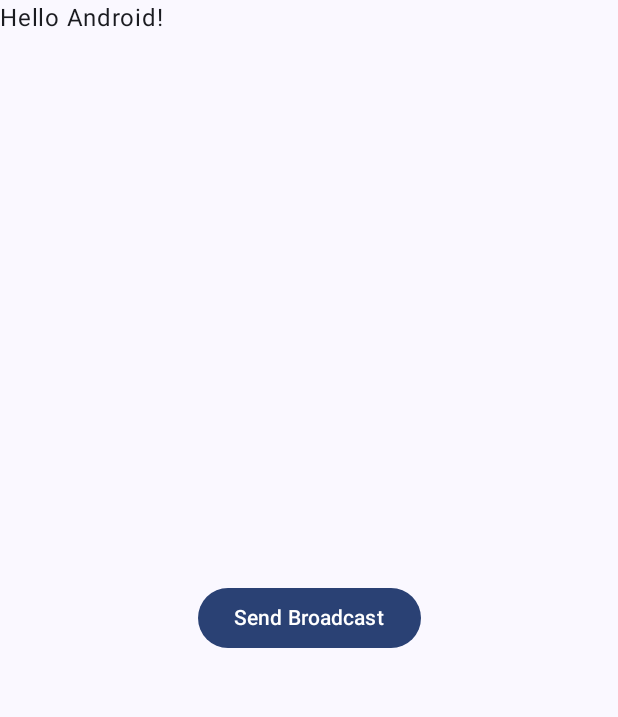
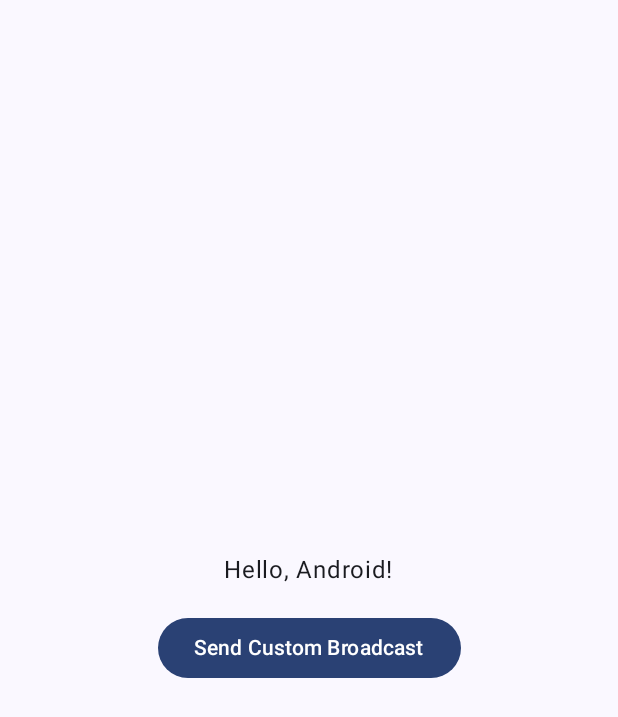
Before and after one commit to Ran-Toledo/broadcastlistenerapp, an Android app built with Jetpack Compose: the screen it shows after launch (MainActivity), on a phone screen of 412 x 824 dp. Shown: the top 717 px of the screen. Run offline under Robolectric (Android 15) with nearby library versions, the phone set to English and light mode, and no system bars.

Commit message:
Added EventDispatcher, BaseReceiver, StaticReceiver, custom receiver classes

```diff
--- a/app/src/main/java/com/example/broadcastlistener/MainActivity.kt
+++ b/app/src/main/java/com/example/broadcastlistener/MainActivity.kt
@@ -10,7 +10,9 @@ import androidx.activity.compose.setContent
 import androidx.activity.enableEdgeToEdge
 import androidx.compose.foundation.layout.Arrangement
 import androidx.compose.foundation.layout.Column
+import androidx.compose.foundation.layout.Spacer
 import androidx.compose.foundation.layout.fillMaxSize
+import androidx.compose.foundation.layout.height
 import androidx.compose.foundation.layout.padding
 import androidx.compose.material3.Scaffold
 import androidx.compose.material3.Text
@@ -19,19 +21,28 @@ import androidx.compose.runtime.Composable
 import androidx.compose.ui.Alignment
 import androidx.compose.ui.Modifier
 import androidx.compose.ui.tooling.preview.Preview
+import androidx.compose.ui.unit.dp
+import androidx.lifecycle.Lifecycle
 import com.example.broadcastlistener.receiver.AirplaneModeReceiver
 import com.example.broadcastlistener.ui.theme.BroadcastListenerAppTheme
 import com.example.broadcastlistener.receiver.CustomBroadcastReceiver
+import com.example.broadcastlistener.receiver.EventDispatcher
+import com.example.broadcastlistener.receiver.HeadsetReceiver
+import com.example.broadcastlistener.utils.BroadcastSender
 
 class MainActivity : ComponentActivity() {
 
-    private val airplaneModeReceiver = AirplaneModeReceiver()
-    private val customBroadcastReceiver = CustomBroadcastReceiver()
+    private val dispatcher = EventDispatcher()
+
+    private val airplaneModeReceiver = AirplaneModeReceiver(dispatcher)
+    private val customBroadcastReceiver = CustomBroadcastReceiver(dispatcher)
+    private val headsetReceiver = HeadsetReceiver(dispatcher)
 
     override fun onCreate(savedInstanceState: Bundle?) {
         super.onCreate(savedInstanceState)
 
         registerReceiver(airplaneModeReceiver, IntentFilter(Intent.ACTION_AIRPLANE_MODE_CHANGED))
+        registerReceiver(headsetReceiver, IntentFilter(Intent.ACTION_HEADSET_PLUG))
 
         val filter = IntentFilter("com.example.CUSTOM_EVENT")
         if (Build.VERSION.SDK_INT >= Build.VERSION_CODES.TIRAMISU) {
@@ -41,28 +52,27 @@ class MainActivity : ComponentActivity() {
             registerReceiver(customBroadcastReceiver, filter)
         }
 
+        enableEdgeToEdge()
 
-        enableEdgeToEdge()
         setContent {
             BroadcastListenerAppTheme {
-                Scaffold(modifier = Modifier.fillMaxSize()) { innerPadding ->
-                    Greeting(
-                        name = "Android",
-                        modifier = Modifier.padding(innerPadding)
-                    )
-                }
-                Column (
-                    modifier = Modifier.fillMaxSize(),
-                    verticalArrangement = Arrangement.Center,
-                    horizontalAlignment = Alignment.CenterHorizontally
-                ) {
-                    Button(onClick = {
-                        val intent = Intent("com.example.CUSTOM_EVENT")
-                        intent.setPackage(packageName)
-                        intent.putExtra("custom_message", "Hello from MainActivity")
-                        sendBroadcast(intent)
-                    }) {
-                        Text(text = "Send Broadcast")
+                Scaffold(
+                    modifier = Modifier.fillMaxSize()
+                ) { innerPadding ->
+                    Column(
+                        modifier = Modifier
+                            .fillMaxSize()
+                            .padding(innerPadding),
+                        verticalArrangement = Arrangement.Center,
+                        horizontalAlignment = Alignment.CenterHorizontally
+                    ) {
+                        Text(text = "Hello, Android!")
+                        Spacer(modifier = Modifier.height(16.dp))
+                        Button(onClick = {
+                            BroadcastSender.sendCustomEvent(this@MainActivity, "Hello from UI button!")
+                        }) {
+                            Text(text = "Send Custom Broadcast")
+                        }
                     }
                 }
             }
@@ -73,6 +83,7 @@ class MainActivity : ComponentActivity() {
         super.onDestroy()
         unregisterReceiver(airplaneModeReceiver)
         unregisterReceiver(customBroadcastReceiver)
+        unregisterReceiver(headsetReceiver)
     }
 }
 
--- /dev/null
+++ b/app/src/main/java/com/example/broadcastlistener/dispatcher/EventDispatcher.kt
@@ -0,0 +1,12 @@
+package com.example.broadcastlistener.receiver
+
+import android.util.Log
+
+class EventDispatcher : EventListener
+{
+    override fun onEventReceived(action: String, extras: Map<String, Any?>)
+    {
+        Log.d("EventDispatcher", "Event: $action, Extras: $extras")
+        // TODO: Deduplication & Backend dispatch
+    }
+}
--- /dev/null
+++ b/app/src/main/java/com/example/broadcastlistener/model/SystemEvent.kt
@@ -0,0 +1,4 @@
+package com.example.broadcastlistener.model
+
+class SystemEvent {
+}
--- /dev/null
+++ b/app/src/main/java/com/example/broadcastlistener/network/ApiClient.kt
@@ -0,0 +1,4 @@
+package com.example.broadcastlistener.network
+
+class ApiClient {
+}
--- a/app/src/main/java/com/example/broadcastlistener/receiver/AirplaneModeReceiver.kt
+++ b/app/src/main/java/com/example/broadcastlistener/receiver/AirplaneModeReceiver.kt
@@ -5,13 +5,15 @@ import android.content.Context
 import android.content.Intent
 import android.util.Log
 
-class AirplaneModeReceiver : BroadcastReceiver()
-{
-    override fun onReceive(context: Context?, intent: Intent?)
-    {
-        if (intent?.action == Intent.ACTION_AIRPLANE_MODE_CHANGED) {
-            val isAirplaneModeOn = intent.getBooleanExtra("state", true)
-            Log.d("AirplaneModeReceiver", "Airplane mode changed: $isAirplaneModeOn")
-        }
-    }
-}
+//class AirplaneModeReceiver : BroadcastReceiver()
+//{
+//    override fun onReceive(context: Context?, intent: Intent?)
+//    {
+//        if (intent?.action == Intent.ACTION_AIRPLANE_MODE_CHANGED) {
+//            val isAirplaneModeOn = intent.getBooleanExtra("state", true)
+//            Log.d("AirplaneModeReceiver", "Airplane mode changed: $isAirplaneModeOn")
+//        }
+//    }
+//}
+
+class AirplaneModeReceiver(listener: EventListener) : BaseReceiver(listener)
--- /dev/null
+++ b/app/src/main/java/com/example/broadcastlistener/receiver/BaseReceiver.kt
@@ -0,0 +1,16 @@
+package com.example.broadcastlistener.receiver
+
+import android.content.BroadcastReceiver
+import android.content.Context
+import android.content.Intent
+
+abstract class BaseReceiver(private val listener: EventListener) : BroadcastReceiver()
+{
+    override fun onReceive(context: Context?, intent: Intent?)
+    {
+        intent?.action?.let { action ->
+            val extras = intent.extras?.keySet()?.associateWith { intent.extras?.get(it) } ?: emptyMap()
+            listener.onEventReceived(action, extras)
+        }
+    }
+}
--- a/app/src/main/java/com/example/broadcastlistener/receiver/CustomBroadcastReceiver.kt
+++ b/app/src/main/java/com/example/broadcastlistener/receiver/CustomBroadcastReceiver.kt
@@ -5,11 +5,13 @@ import android.content.Context
 import android.content.Intent
 import android.util.Log
 
-class CustomBroadcastReceiver : BroadcastReceiver()
-{
-    override fun onReceive(context: Context?, intent: Intent?)
-    {
-        val message = intent?.getStringExtra("custom_message")
-        Log.d("CustomBroadcastReceiver", "Received custom broadcast: $message")
-    }
-}
+//class CustomBroadcastReceiver : BroadcastReceiver()
+//{
+//    override fun onReceive(context: Context?, intent: Intent?)
+//    {
+//        val message = intent?.getStringExtra("custom_message")
+//        Log.d("CustomBroadcastReceiver", "Received custom broadcast: $message")
+//    }
+//}
+
+class CustomBroadcastReceiver(listener: EventListener) : BaseReceiver(listener)
--- /dev/null
+++ b/app/src/main/java/com/example/broadcastlistener/receiver/EventListener.kt
@@ -0,0 +1,6 @@
+package com.example.broadcastlistener.receiver
+
+interface EventListener
+{
+    fun onEventReceived(action: String, extras: Map<String, Any?>)
+}
--- /dev/null
+++ b/app/src/main/java/com/example/broadcastlistener/receiver/HeadsetReceiver.kt
@@ -0,0 +1,3 @@
+package com.example.broadcastlistener.receiver
+
+class HeadsetReceiver(listener: EventListener) : BaseReceiver(listener)
--- /dev/null
+++ b/app/src/main/java/com/example/broadcastlistener/receiver/PowerReceiver.kt
@@ -0,0 +1,3 @@
+package com.example.broadcastlistener.receiver
+
+class PowerReceiver(listener: EventListener) : BaseReceiver(listener)
--- /dev/null
+++ b/app/src/main/java/com/example/broadcastlistener/repository/EventSender.kt
@@ -0,0 +1,4 @@
+package com.example.broadcastlistener.repository
+
+class EventSender {
+}
--- /dev/null
+++ b/app/src/main/java/com/example/broadcastlistener/utils/Deduplicator.kt
@@ -0,0 +1,4 @@
+package com.example.broadcastlistener.utils
+
+class Deduplicator {
+}
```
Also changed, not shown: app/src/main/AndroidManifest.xml (+8 -0 lines), app/src/main/java/com/example/broadcastlistener/receiver/StaticReceiver.kt (added, +18 -0 lines), app/src/main/java/com/example/broadcastlistener/utils/BroadcastSender.kt (added, +15 -0 lines).
